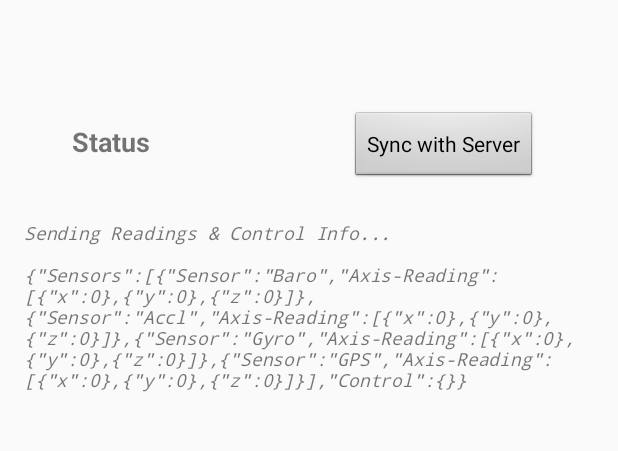
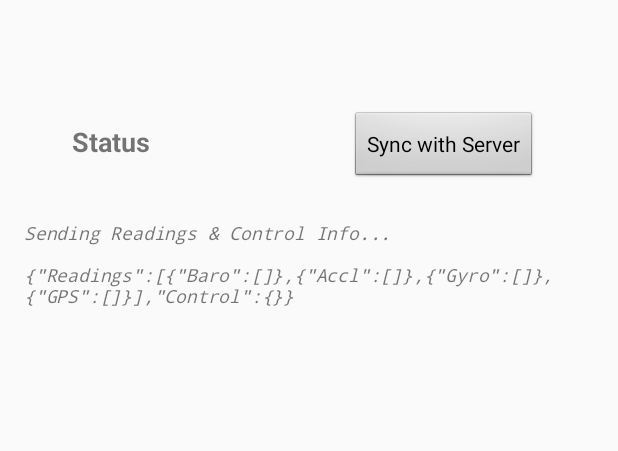
Before and after one commit to raokrutarth/CrowdSensing, an Android app: the screen it shows after launch (MainActivity), after a tap on "Sync with Server", on a phone screen of 412 x 824 dp, the part 169-620 px from its top. Run offline under Robolectric (Android 15) with nearby library versions, the phone set to English and light mode, and no system bars.

```diff
--- a/CrowdSensingClient/app/src/main/AndroidManifest.xml
+++ b/CrowdSensingClient/app/src/main/AndroidManifest.xml
@@ -1,5 +1,6 @@
 <?xml version="1.0" encoding="utf-8"?>
 <manifest xmlns:android="http://schemas.android.com/apk/res/android"
+    xmlns:tools="http://schemas.android.com/tools"
     package="edu.purdue.dcsl.crowdsensingclient">
 
     <uses-permission android:name="android.permission.WRITE_EXTERNAL_STORAGE" />
@@ -8,6 +9,8 @@
     <uses-permission android:name="com.android.alarm.permission.SET_ALARM" />
     <uses-permission android:name="android.permission.ACCESS_FINE_LOCATION"/>
     <uses-permission android:name="android.permission.READ_PHONE_STATE" />
+    <uses-permission android:name="android.permission.PACKAGE_USAGE_STATS"
+        tools:ignore="ProtectedPermissions"/>
 
     <application
         android:allowBackup="true"
--- a/CrowdSensingClient/app/src/main/java/edu/purdue/dcsl/crowdsensingclient/DisplayMessageActivity.java
+++ b/CrowdSensingClient/app/src/main/java/edu/purdue/dcsl/crowdsensingclient/DisplayMessageActivity.java
@@ -7,7 +7,7 @@ import android.view.ViewGroup;
 import android.widget.TextView;
 
 public class DisplayMessageActivity extends AppCompatActivity {
-    /// this activity was never used
+    /// this activity is not yet useed
 
     @Override
     protected void onCreate(Bundle savedInstanceState) {
--- a/CrowdSensingClient/app/src/main/java/edu/purdue/dcsl/crowdsensingclient/JsonUtil.java
+++ b/CrowdSensingClient/app/src/main/java/edu/purdue/dcsl/crowdsensingclient/JsonUtil.java
@@ -16,26 +16,26 @@ public class JsonUtil
         try
         {
             JSONObject jsonObj = new JSONObject();
-            jsonObj.put("Sensor", reading.getRname());
+            // jsonObj.put("Sensor", reading.getRname());
             float[] axisRs = reading.getaxisReadings();
             double r1 = reading.getR1();
 
-            if(r1 != 0)
+            if(r1 > 0 || r1 < 0)
                 jsonObj.put("R1", Double.toString(r1) );
-
             if(axisRs != null)
             {
                 JSONArray jArr = new JSONArray();
                 for(int i = 0; i < 3; i++)
                 {
-                    JSONObject pnObj = new JSONObject();
-                    pnObj.put("" + (char)('x'+i) , axisRs[i] );
-                    jArr.put(pnObj);
+                    if(axisRs[i] > 0 || axisRs[i] < 0)
+                    {
+                        jArr.put(axisRs[i]);
+                    }
                 }
-                jsonObj.put("Axis-Reading", jArr);
+                jsonObj.put(reading.getRname(), jArr);
             }
 
-            ArrayList<String> md = (ArrayList<String>)reading.getMetaData();
+            /*ArrayList<String> md = (ArrayList<String>)reading.getMetaData();
             if(md != null)
             {
                 JSONArray jsonArr = new JSONArray();
@@ -47,7 +47,7 @@ public class JsonUtil
                     jsonArr.put(pnObj);
                 }
                 jsonObj.put("MetaData", jsonArr);
-            }
+            }*/
             return jsonObj;
         }
         catch(Exception ex)
--- a/CrowdSensingClient/app/src/main/java/edu/purdue/dcsl/crowdsensingclient/MainActivity.java
+++ b/CrowdSensingClient/app/src/main/java/edu/purdue/dcsl/crowdsensingclient/MainActivity.java
@@ -43,7 +43,7 @@ public class MainActivity extends AppCompatActivity
     //private Intent gyroIntent;
     // private PendingIntent alarmIntentGyro;
 
-    private static final String CS_SERVER = "35.160.36.179";
+    private static final String CS_SERVER = "128.46.208.244";
     private static final int SERVER_PORT = 21567;
     private SensorReader sr;
     private static String task_json ;
@@ -90,9 +90,48 @@ public class MainActivity extends AppCompatActivity
         System.out.println("Task JSON received: ");
         System.out.println(tskJson);
         JSONObject task_j = new JSONObject(tskJson);
+        JSONArray arr = task_j.getJSONArray("Tasks");
+        for(int i = 0; i < arr.length(); i++)
+        {
+            JSONObject newtask = arr.getJSONObject(i);
+            String sensor = newtask.getString("sensor_name");
+            String deadline = newtask.getString("DDL");
+            System.out.println("Task received: " + sensor + " " + deadline);
+            // parse deadline to system time
+        }
+    /*
+        JSONObject obj = new JSONObject(" .... ");
+        String pageName = obj.getJSONObject("pageInfo").getString("pageName");
 
+        JSONArray arr = obj.getJSONArray("posts");
+        for (int i = 0; i < arr.length(); i++)
+        {
+            String post_id = arr.getJSONObject(i).getString("post_id");
+            ......
+        }
+        // server send format
+        {
+            "Tasks":[
+             {
+                "sensor_name": "Baro",
+                "DDL": "2016-06-07/8:30"
+             },
+             {
+                "sensor_name": "Acce",
+                "DDL": "2016-06-07/8:30"
+             },
+             {
+                "sensor_name": "GPS",
+                "DDL": "2016-06-07/8:30"
+             },
+             {
+                "sensor_name": "Gyro",
+                "DDL": "2016-06-07/8:30"
+             }
+            ]
+        }
 
-        // call the relevant sensors here
+    */
 
         return true;
     }
@@ -159,19 +198,20 @@ public class MainActivity extends AppCompatActivity
                         switch(i)
                         {
                             case 0:
-                                controlEntry.put("Battery", controlReadings[i]);
+                                controlJson.put("Battery", controlReadings[i]);
                                 break;
                             case 1:
-                                controlEntry.put("IMIE", controlReadings[i]);
+                                controlJson.put("IMEI", controlReadings[i]);
                                 break;
                             case 2:
-                                controlEntry.put("SignalStrength", controlReadings[i]);
+                                controlJson.put("SignalStrength", controlReadings[i]);
                                 break;
                         }
                         if(i > 2)
                             System.out.println("Extra control readings detected");
                     }
-                    controlJson.put("Entry" + entry_n++, controlEntry);
+                    // controlJson.put("Entry", controlEntry);
+                    break;
                 }
             }
             return controlJson;
@@ -208,7 +248,7 @@ public class MainActivity extends AppCompatActivity
                 sensorArr.put(sensorJson);
             }
             JSONObject finalRes = new JSONObject();
-            finalRes.put("Sensors", sensorArr );
+            finalRes.put("Readings", sensorArr );
             finalRes.put("Control", controlJson);
             tv.append( finalRes.toString() );
 
--- a/CrowdSensingClient/app/src/main/java/edu/purdue/dcsl/crowdsensingclient/SensorReader.java
+++ b/CrowdSensingClient/app/src/main/java/edu/purdue/dcsl/crowdsensingclient/SensorReader.java
@@ -18,6 +18,9 @@ import java.io.BufferedReader;
 import java.io.File;
 import java.io.FileReader;
 import java.io.IOException;
+import java.text.SimpleDateFormat;
+import java.util.Date;
+
 /**
  * Created by raok on 11/11/16.
  */
@@ -194,6 +197,9 @@ public class SensorReader
                         }
                     }
                 }
+                SimpleDateFormat sdf = new SimpleDateFormat("dd-hh-mm-ss");
+                String ts = sdf.format(new Date());
+                MainActivity.append("GPS " + ts);
             }
         }
         catch (Exception e)
```
Also changed, not shown: CrowdSensingClient/app/src/main/java/edu/purdue/dcsl/crowdsensingclient/AccelService.java (+3 -4 lines), CrowdSensingClient/app/src/main/java/edu/purdue/dcsl/crowdsensingclient/BaroService.java (+3 -4 lines), CrowdSensingClient/app/src/main/java/edu/purdue/dcsl/crowdsensingclient/GyroService.java (+5 -5 lines), 2 other files.
